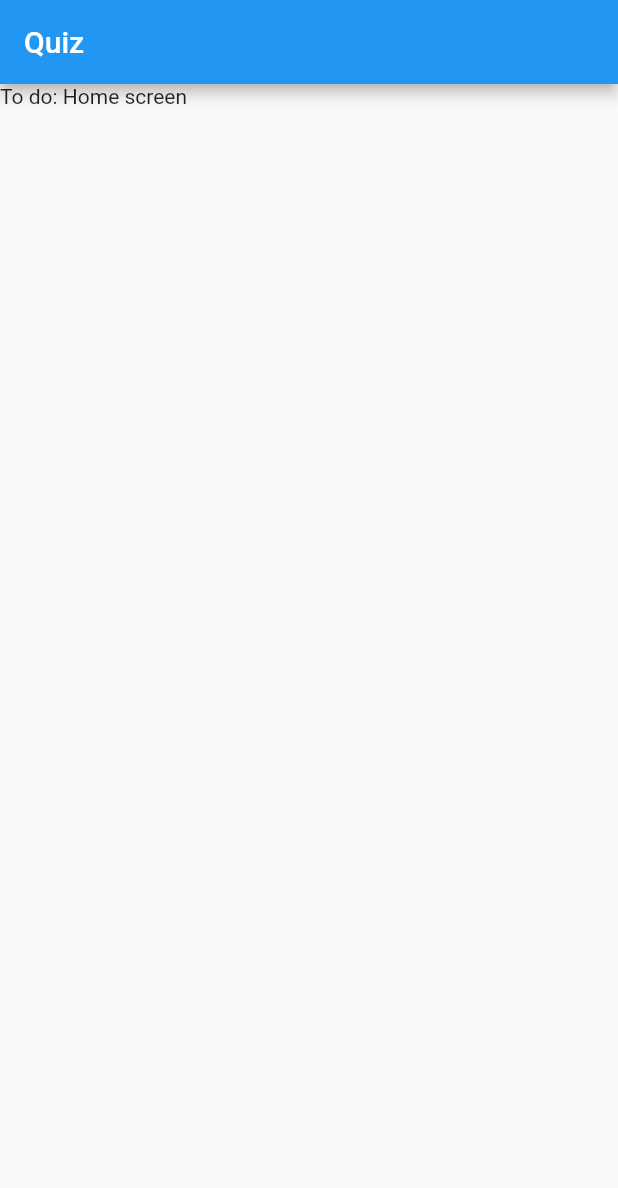
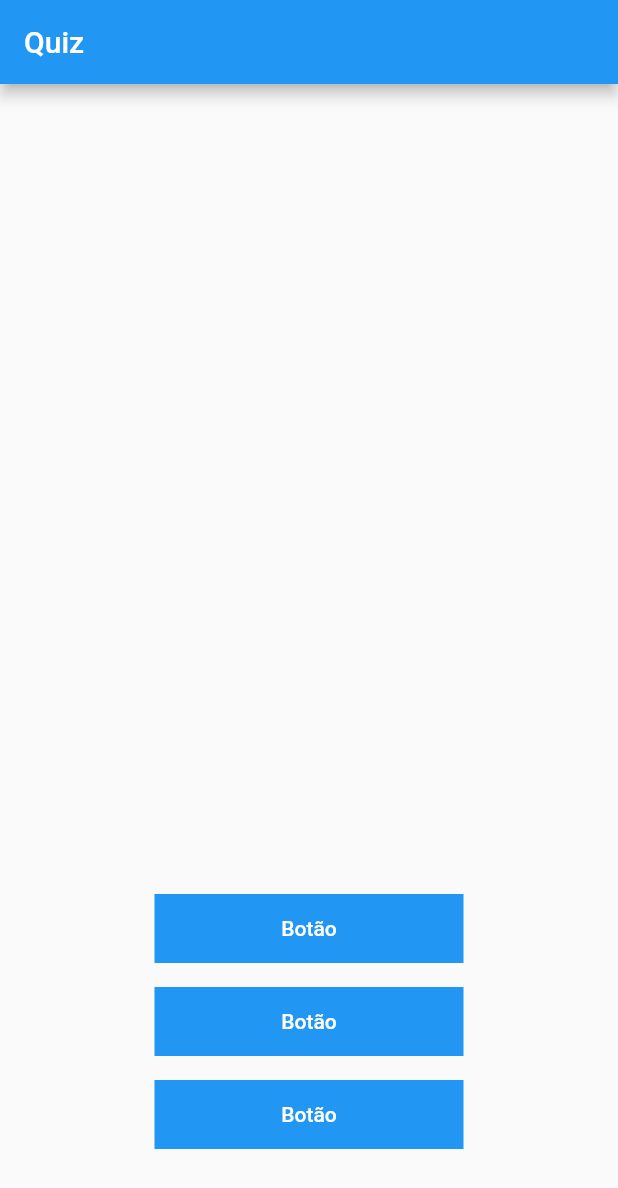
Before and after one commit to LeSales/app_perguntas, a Flutter app: the HomePage screen opened directly, on a phone screen of 412 x 824 dp. Shown: the top 1188 px of the screen. Run offline on Flutter 3.47's test engine with Material 2 defaults, Android fonts, the phone set to English and light mode, and no system bars; our stand-ins replace introduction_screen, lottie.

Commit message:
add home screen buttons

```diff
--- a/lib/screens/home/home_screen.dart
+++ b/lib/screens/home/home_screen.dart
@@ -6,10 +6,62 @@ class HomePage extends StatelessWidget {
   @override
   Widget build(BuildContext context) {
     return Scaffold(
-        appBar: AppBar(
-          title: const Text("Quiz"),
-          automaticallyImplyLeading: false,
+      appBar: AppBar(
+        title: const Text("Quiz"),
+        automaticallyImplyLeading: false,
+      ),
+      body: Center(
+        child: Padding(
+          padding: const EdgeInsets.only(bottom: 50),
+          child: Column(
+            mainAxisAlignment: MainAxisAlignment.end,
+            children: [
+              Padding(
+                padding: const EdgeInsets.symmetric(vertical: 8.0),
+                child: Container(
+                  color: Colors.blue,
+                  width: MediaQuery.of(context).size.width * 0.5,
+                  height: 46,
+                  child: TextButton(
+                      onPressed: () {},
+                      child: const Text(
+                        "Botão",
+                        style: TextStyle(color: Colors.white),
+                      )),
+                ),
+              ),
+              Padding(
+                padding: const EdgeInsets.symmetric(vertical: 8.0),
+                child: Container(
+                  color: Colors.blue,
+                  width: MediaQuery.of(context).size.width * 0.5,
+                  height: 46,
+                  child: TextButton(
+                      onPressed: () {},
+                      child: const Text(
+                        "Botão",
+                        style: TextStyle(color: Colors.white),
+                      )),
+                ),
+              ),
+              Padding(
+                padding: const EdgeInsets.symmetric(vertical: 8.0),
+                child: Container(
+                  color: Colors.blue,
+                  width: MediaQuery.of(context).size.width * 0.5,
+                  height: 46,
+                  child: TextButton(
+                      onPressed: () {},
+                      child: const Text(
+                        "Botão",
+                        style: TextStyle(color: Colors.white),
+                      )),
+                ),
+              ),
+            ],
+          ),
         ),
-        body: const Text("To do: Home screen"));
+      ),
+    );
   }
 }
```
